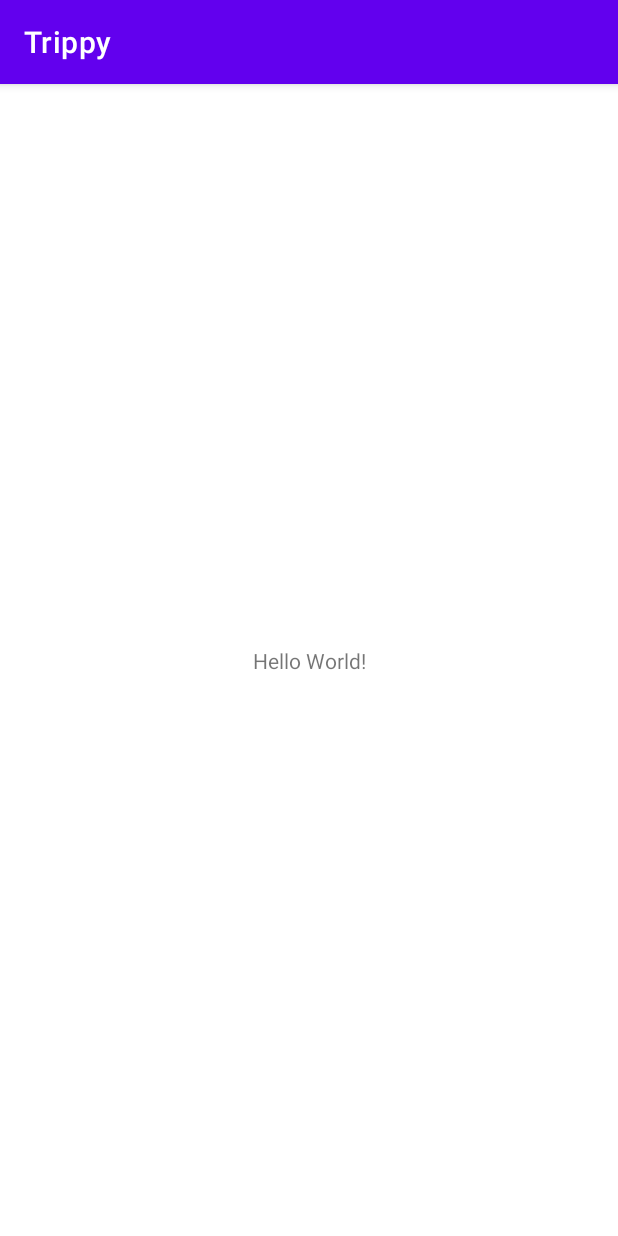
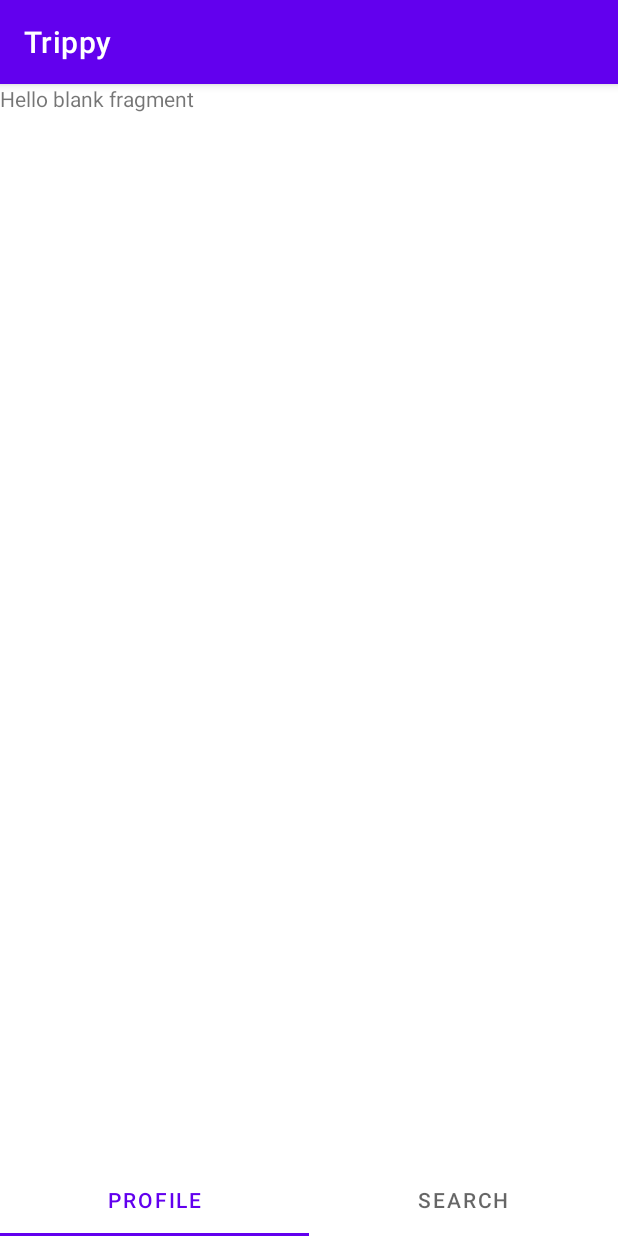
Before and after one commit to rongoldinfeld/trippy, an Android app: the screen it shows after launch once a user with an empty profile is signed in (MainActivity), on a phone screen of 412 x 824 dp. Run offline under Robolectric (Android 15) with nearby library versions, the phone set to English and light mode, and no system bars; our stand-ins replace Firebase (no records; nobody signed in at launch, a user with empty details on screens opened directly).

Commit message:
added tab layout support without navigation graph

```diff
--- a/app/build.gradle
+++ b/app/build.gradle
@@ -33,10 +33,13 @@ dependencies {
     implementation 'androidx.appcompat:appcompat:1.3.0-alpha02'
     implementation 'com.google.android.material:material:1.2.1'
     implementation 'androidx.constraintlayout:constraintlayout:1.1.3'
+    implementation 'androidx.legacy:legacy-support-v4:1.0.0'
     testImplementation 'junit:junit:4.+'
     androidTestImplementation 'androidx.test.ext:junit:1.1.2'
     androidTestImplementation 'androidx.test.espresso:espresso-core:3.3.0'
     implementation 'com.android.support:multidex:1.0.3'
+    implementation 'com.google.android.material:material:1.2.1'
+
     // Import the Firebase BoM
     implementation platform('com.google.firebase:firebase-bom:26.4.0')
     // Declare the dependencies for the desired Firebase products
--- a/app/src/main/java/com/colman/trippy/Login.java
+++ b/app/src/main/java/com/colman/trippy/Login.java
@@ -40,7 +40,6 @@ public class Login extends AppCompatActivity {
             public void onComplete(Boolean result) {
                 if (result) {
                     Toast.makeText(Login.this, "Already logged in!", Toast.LENGTH_SHORT).show();
-                    UserModel.instance.logout();
                     startActivity(new Intent(getApplicationContext(), MainActivity.class));
                 }
             }
--- a/app/src/main/java/com/colman/trippy/MainActivity.java
+++ b/app/src/main/java/com/colman/trippy/MainActivity.java
@@ -1,14 +1,53 @@
 package com.colman.trippy;
 
+import android.os.Bundle;
+import android.util.Log;
+
 import androidx.appcompat.app.AppCompatActivity;
+import androidx.fragment.app.Fragment;
+import androidx.fragment.app.FragmentManager;
+import androidx.fragment.app.FragmentTransaction;
 
-import android.os.Bundle;
+import com.google.android.material.tabs.TabLayout;
 
 public class MainActivity extends AppCompatActivity {
+
+    Fragment[] tabs = new Fragment[2];
 
     @Override
     protected void onCreate(Bundle savedInstanceState) {
         super.onCreate(savedInstanceState);
         setContentView(R.layout.activity_main);
+        TabLayout tabLayout = findViewById(R.id.app_tab_layout);
+        tabs[0] = new UserProfileFragment();
+        tabs[1] = new TripSearchFragment();
+
+        tabLayout.addOnTabSelectedListener(new TabLayout.OnTabSelectedListener() {
+            @Override
+            public void onTabSelected(TabLayout.Tab tab) {
+                openFragmentByTag(tab.getPosition());
+            }
+
+            @Override
+            public void onTabUnselected(TabLayout.Tab tab) {
+
+            }
+
+            @Override
+            public void onTabReselected(TabLayout.Tab tab) {
+                openFragmentByTag(tab.getPosition());
+            }
+        });
+
+
+        tabLayout.getTabAt(0).select();
+    }
+
+    public void openFragmentByTag(int tag) {
+        Log.d("TRIPLOG", "User clicked on tab with id" + tag);
+        FragmentManager manager = getSupportFragmentManager();
+        FragmentTransaction tran = manager.beginTransaction();
+        tran.replace(R.id.fragments_container, tabs[tag]);
+        tran.commit();
     }
 }
--- /dev/null
+++ b/app/src/main/java/com/colman/trippy/TripSearchFragment.java
@@ -0,0 +1,64 @@
+package com.colman.trippy;
+
+import android.os.Bundle;
+
+import androidx.fragment.app.Fragment;
+
+import android.view.LayoutInflater;
+import android.view.View;
+import android.view.ViewGroup;
+
+/**
+ * A simple {@link Fragment} subclass.
+ * Use the {@link TripSearchFragment#newInstance} factory method to
+ * create an instance of this fragment.
+ */
+public class TripSearchFragment extends Fragment {
+
+    // TODO: Rename parameter arguments, choose names that match
+    // the fragment initialization parameters, e.g. ARG_ITEM_NUMBER
+    private static final String ARG_PARAM1 = "param1";
+    private static final String ARG_PARAM2 = "param2";
+
+    // TODO: Rename and change types of parameters
+    private String mParam1;
+    private String mParam2;
+
+    public TripSearchFragment() {
+        // Required empty public constructor
+    }
+
+    /**
+     * Use this factory method to create a new instance of
+     * this fragment using the provided parameters.
+     *
+     * @param param1 Parameter 1.
+     * @param param2 Parameter 2.
+     * @return A new instance of fragment TripSearchFragment.
+     */
+    // TODO: Rename and change types and number of parameters
+    public static TripSearchFragment newInstance(String param1, String param2) {
+        TripSearchFragment fragment = new TripSearchFragment();
+        Bundle args = new Bundle();
+        args.putString(ARG_PARAM1, param1);
+        args.putString(ARG_PARAM2, param2);
+        fragment.setArguments(args);
+        return fragment;
+    }
+
+    @Override
+    public void onCreate(Bundle savedInstanceState) {
+        super.onCreate(savedInstanceState);
+        if (getArguments() != null) {
+            mParam1 = getArguments().getString(ARG_PARAM1);
+            mParam2 = getArguments().getString(ARG_PARAM2);
+        }
+    }
+
+    @Override
+    public View onCreateView(LayoutInflater inflater, ViewGroup container,
+                             Bundle savedInstanceState) {
+        // Inflate the layout for this fragment
+        return inflater.inflate(R.layout.fragment_trip_search, container, false);
+    }
+}
--- /dev/null
+++ b/app/src/main/java/com/colman/trippy/UserProfileFragment.java
@@ -0,0 +1,64 @@
+package com.colman.trippy;
+
+import android.os.Bundle;
+
+import androidx.fragment.app.Fragment;
+
+import android.view.LayoutInflater;
+import android.view.View;
+import android.view.ViewGroup;
+
+/**
+ * A simple {@link Fragment} subclass.
+ * Use the {@link UserProfileFragment#newInstance} factory method to
+ * create an instance of this fragment.
+ */
+public class UserProfileFragment extends Fragment {
+
+    // TODO: Rename parameter arguments, choose names that match
+    // the fragment initialization parameters, e.g. ARG_ITEM_NUMBER
+    private static final String ARG_PARAM1 = "param1";
+    private static final String ARG_PARAM2 = "param2";
+
+    // TODO: Rename and change types of parameters
+    private String mParam1;
+    private String mParam2;
+
+    public UserProfileFragment() {
+        // Required empty public constructor
+    }
+
+    /**
+     * Use this factory method to create a new instance of
+     * this fragment using the provided parameters.
+     *
+     * @param param1 Parameter 1.
+     * @param param2 Parameter 2.
+     * @return A new instance of fragment UserProfile.
+     */
+    // TODO: Rename and change types and number of parameters
+    public static UserProfileFragment newInstance(String param1, String param2) {
+        UserProfileFragment fragment = new UserProfileFragment();
+        Bundle args = new Bundle();
+        args.putString(ARG_PARAM1, param1);
+        args.putString(ARG_PARAM2, param2);
+        fragment.setArguments(args);
+        return fragment;
+    }
+
+    @Override
+    public void onCreate(Bundle savedInstanceState) {
+        super.onCreate(savedInstanceState);
+        if (getArguments() != null) {
+            mParam1 = getArguments().getString(ARG_PARAM1);
+            mParam2 = getArguments().getString(ARG_PARAM2);
+        }
+    }
+
+    @Override
+    public View onCreateView(LayoutInflater inflater, ViewGroup container,
+                             Bundle savedInstanceState) {
+        // Inflate the layout for this fragment
+        return inflater.inflate(R.layout.fragment_user_profile, container, false);
+    }
+}
--- a/app/src/main/res/layout/activity_main.xml
+++ b/app/src/main/res/layout/activity_main.xml
@@ -6,13 +6,35 @@
     android:layout_height="match_parent"
     tools:context=".MainActivity">
 
-    <TextView
-        android:layout_width="wrap_content"
+    <com.google.android.material.tabs.TabLayout
+        android:id="@+id/app_tab_layout"
+        android:layout_width="match_parent"
         android:layout_height="wrap_content"
-        android:text="Hello World!"
         app:layout_constraintBottom_toBottomOf="parent"
-        app:layout_constraintLeft_toLeftOf="parent"
-        app:layout_constraintRight_toRightOf="parent"
-        app:layout_constraintTop_toTopOf="parent" />
+        tools:layout_editor_absoluteX="0dp">
 
+        <com.google.android.material.tabs.TabItem
+            android:id="@+id/profile_navigation"
+            android:layout_width="wrap_content"
+            android:layout_height="wrap_content"
+            android:text="@string/profile_navigation_title" />
+
+        <com.google.android.material.tabs.TabItem
+            android:id="@+id/search_navigation"
+            android:layout_width="wrap_content"
+            android:layout_height="wrap_content"
+            android:text="@string/search_navigation" />
+
+    </com.google.android.material.tabs.TabLayout>
+
+    <FrameLayout
+        android:id="@+id/fragments_container"
+        android:layout_width="0dp"
+        android:layout_height="0dp"
+        app:layout_constraintBottom_toTopOf="@+id/app_tab_layout"
+        app:layout_constraintEnd_toEndOf="parent"
+        app:layout_constraintStart_toStartOf="parent"
+        app:layout_constraintTop_toTopOf="parent">
+
+    </FrameLayout>
 </androidx.constraintlayout.widget.ConstraintLayout>
--- /dev/null
+++ b/app/src/main/res/layout/fragment_user_profile.xml
@@ -0,0 +1,14 @@
+<?xml version="1.0" encoding="utf-8"?>
+<FrameLayout xmlns:android="http://schemas.android.com/apk/res/android"
+    xmlns:tools="http://schemas.android.com/tools"
+    android:layout_width="match_parent"
+    android:layout_height="match_parent"
+    tools:context=".UserProfileFragment">
+
+    <!-- TODO: Update blank fragment layout -->
+    <TextView
+        android:layout_width="match_parent"
+        android:layout_height="match_parent"
+        android:text="@string/hello_blank_fragment" />
+
+</FrameLayout>
--- a/app/src/main/res/values/strings.xml
+++ b/app/src/main/res/values/strings.xml
@@ -2,4 +2,8 @@
     <string name="app_name">Trippy</string>
     <string name="create_new_account">Create New Account</string>
     <string name="log_in">Login now!</string>
+    <!-- TODO: Remove or change this placeholder text -->
+    <string name="hello_blank_fragment">Hello blank fragment</string>
+    <string name="profile_navigation_title">Profile</string>
+    <string name="search_navigation">Search</string>
 </resources>
```
Also changed, not shown: app/src/main/res/layout/fragment_trip_search.xml (added, +14 -0 lines).
